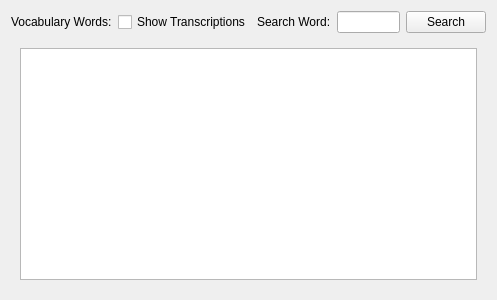
Qt form Forms/VocabularyWordsWidget.ui (iatanasov77/qvocabulary) before a commit.
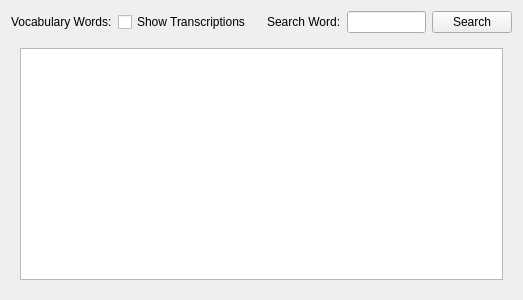
The same form after that commit.

```diff
--- a/Forms/VocabularyWordsWidget.ui
+++ b/Forms/VocabularyWordsWidget.ui
@@ -6,7 +6,7 @@
    <rect>
     <x>0</x>
     <y>0</y>
-    <width>497</width>
+    <width>523</width>
     <height>300</height>
    </rect>
   </property>
```
Left out of the diff: 15 changed lines with no effect on the pictures.
